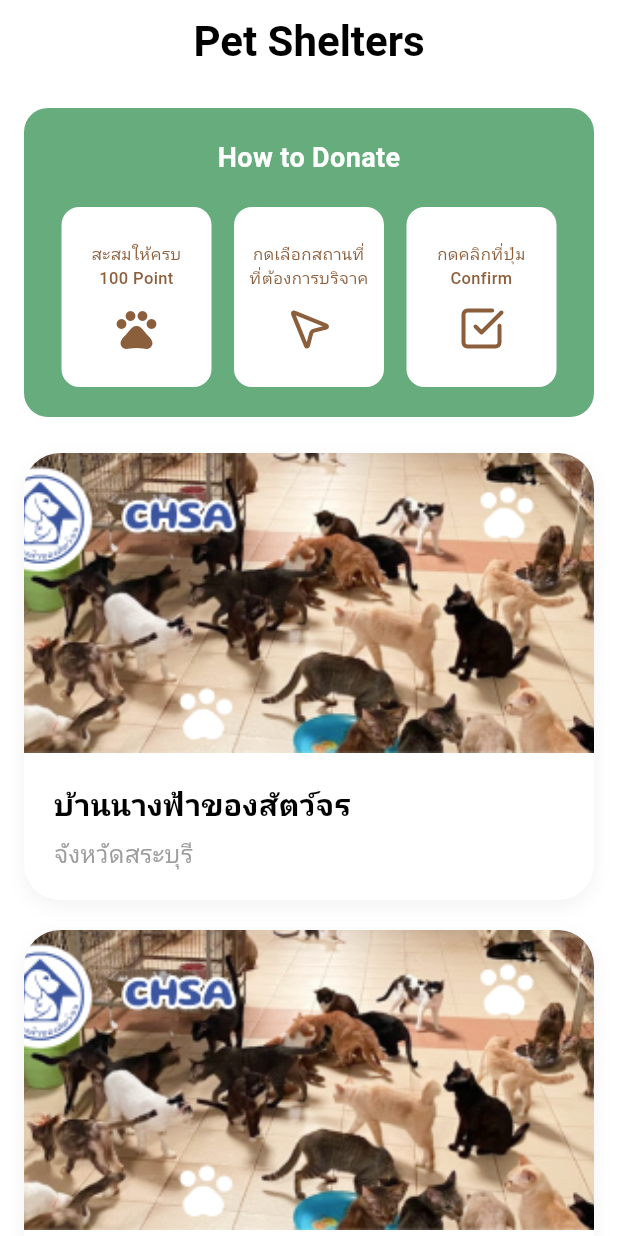
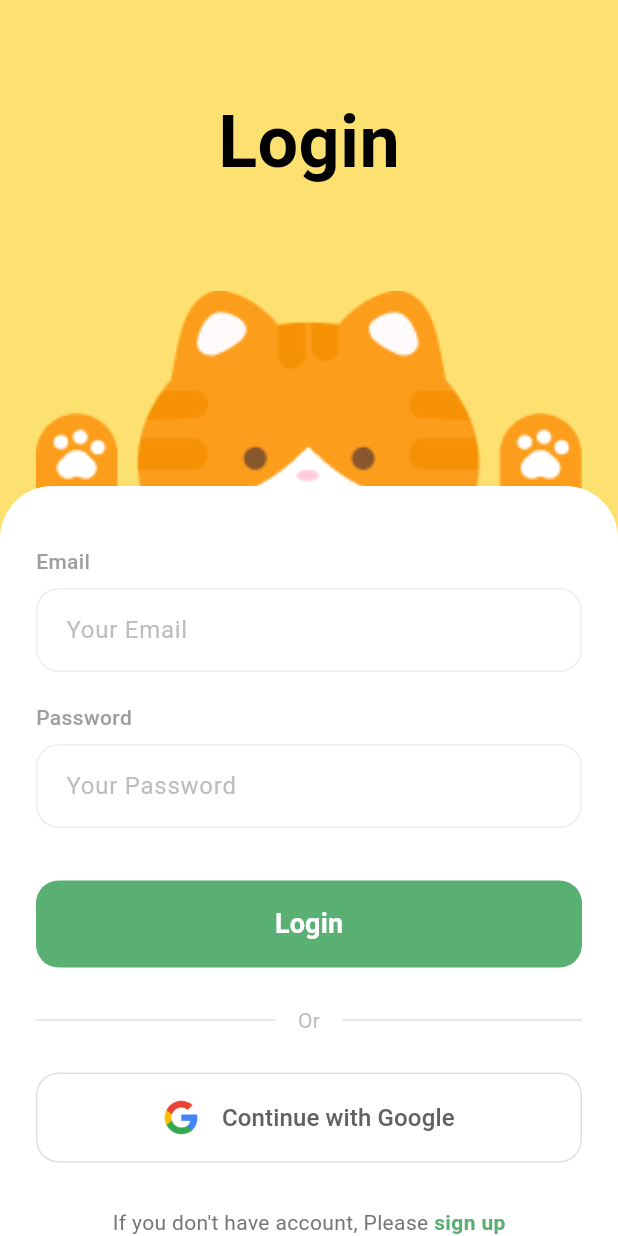
Before and after one commit to PuthoPutho/PetPoint, a Flutter app: the screen it shows after launch, on a phone screen of 412 x 824 dp. Run offline on Flutter 3.47's test engine with Material 3 defaults, Android fonts, the phone set to English and light mode, and no system bars; our stand-ins replace lucide_icons; Roboto replaces fonts that are missing (GoogleSans).

Commit message:
feat: implement initial UI screens for login

```diff
--- a/frontend/lib/main.dart
+++ b/frontend/lib/main.dart
@@ -1,10 +1,6 @@
 import 'package:flutter/material.dart';
-import 'package:frontend/screens/home/home.dart';
-import 'package:frontend/screens/quiz/quiz_list_screen.dart';
-//import 'screens/quiz/quiz_list_screen.dart';
-//import 'package:frontend/screens/home/home.dart';
-import 'package:frontend/screens/shelter/shelter.dart';
-
+import 'package:frontend/screens/login/login.dart';
+//import 'package:frontend/screens/signup/sign_up.dart';
 
 void main() {
   runApp(const MyApp());
@@ -24,11 +20,11 @@ class MyApp extends StatelessWidget {
         useMaterial3: true,
       ),
       // home: const MyHomePage(title: 'Flutter Demo Home Page'),
-      home: const ShelterScreen(), // เปลี่ยนหน้าแรกเป็นหน้า Quiz
+      // home: const LoginScreen(), // เปลี่ยนหน้าแรกเป็นหน้า Quiz
       // ตั้งค่าเริ่มต้นเปิดมาเป็นหน้าโฮม (Home Screen)
       initialRoute: '/',
       routes: {
-        // '/': (context) => const HomeScreen(),
+        '/': (context) => const LoginScreen(),
         // ตัวอย่างการเพิ่มหน้าอื่นๆ (ตอนนี้ใส่ placeholder ไว้ก่อนเพื่อไม่ให้ App Crash เวลาคลิกเมนู)
         '/foster': (context) => const PlaceholderScreen(title: 'Foster'),
         '/score': (context) => const PlaceholderScreen(title: 'Score'),
--- /dev/null
+++ b/frontend/lib/screens/login/login.dart
@@ -0,0 +1,261 @@
+import 'package:flutter/material.dart';
+// คอมเมนต์ปิด google_sign_in ไว้ก่อนชั่วคราวเพื่อเทสต์ UI
+// import 'package:google_sign_in/google_sign_in.dart';
+import 'package:frontend/screens/signup/sign_up.dart';
+
+class LoginScreen extends StatefulWidget {
+  const LoginScreen({Key? key}) : super(key: key);
+
+  @override
+  State<LoginScreen> createState() => _LoginScreenState();
+}
+
+class _LoginScreenState extends State<LoginScreen> {
+  // คอมเมนต์ตัวแปรนี้ไว้ก่อน
+  // final GoogleSignIn _googleSignIn = GoogleSignIn();
+  bool _isHoveringSignUp = false;
+
+  Future<void> _handleGoogleSignIn() async {
+    // จำลองการทำงานไปก่อน
+    print("Google Sign-In Clicked! (Mock)");
+    /*
+    try {
+      final GoogleSignInAccount? account = await _googleSignIn.signIn();
+      if (account != null) {
+        print("Login Success: ${account.email}");
+      }
+    } catch (error) {
+      print("Google Sign-In Error: $error");
+    }
+    */
+  }
+
+  @override
+  Widget build(BuildContext context) {
+    const Color primaryYellow = Color(0xFFFDE170);
+    const Color primaryGreen = Color(0xFF5AB073);
+
+    return Scaffold(
+      backgroundColor: primaryYellow,
+      body: SafeArea(
+        bottom: false,
+        child: Stack(
+          children: [
+            // 1. ส่วนหัวข้อ "Login"
+            Positioned(
+              top: 60,
+              left: 0,
+              right: 0,
+              child: const Center(
+                child: Text(
+                  'Login',
+                  style: TextStyle(
+                    fontSize: 48,
+                    fontWeight: FontWeight.bold,
+                    color: Colors.black,
+                  ),
+                ),
+              ),
+            ),
+
+            // 2. รูปน้องแมว
+            Positioned(
+              bottom: 420,
+              left: 0,
+              right: 0,
+              child: Image.asset(
+                'assets/CatHello.png',
+                height: 210,
+                fit: BoxFit.contain,
+                errorBuilder: (context, error, stackTrace) {
+                  return const Icon(
+                    Icons.pets,
+                    size: 100,
+                    color: Colors.orange,
+                  );
+                },
+              ),
+            ),
+
+            // 3. ส่วนฟอร์มสีขาว
+            Align(
+              alignment: Alignment.bottomCenter,
+              child: Container(
+                width: double.infinity,
+                height: 500,
+                decoration: const BoxDecoration(
+                  color: Colors.white,
+                  borderRadius: BorderRadius.vertical(top: Radius.circular(35)),
+                ),
+                child: SingleChildScrollView(
+                  padding: const EdgeInsets.fromLTRB(24, 40, 24, 20),
+                  child: Column(
+                    crossAxisAlignment: CrossAxisAlignment.start,
+                    children: [
+                      const Text(
+                        'Email',
+                        style: TextStyle(
+                          color: Colors.grey,
+                          fontWeight: FontWeight.w500,
+                        ),
+                      ),
+                      const SizedBox(height: 8),
+                      _buildTextField(hint: 'Your Email'),
+                      const SizedBox(height: 20),
+
+                      const Text(
+                        'Password',
+                        style: TextStyle(
+                          color: Colors.grey,
+                          fontWeight: FontWeight.w500,
+                        ),
+                      ),
+                      const SizedBox(height: 8),
+                      _buildTextField(hint: 'Your Password', isPassword: true),
+                      const SizedBox(height: 35),
+
+                      // ปุ่ม Login
+                      SizedBox(
+                        width: double.infinity,
+                        child: ElevatedButton(
+                          onPressed: () {},
+                          style: ElevatedButton.styleFrom(
+                            backgroundColor: primaryGreen,
+                            padding: const EdgeInsets.symmetric(vertical: 16),
+                            shape: RoundedRectangleBorder(
+                              borderRadius: BorderRadius.circular(15),
+                            ),
+                            elevation: 0,
+                          ),
+                          child: const Text(
+                            'Login',
+                            style: TextStyle(
+                              fontSize: 18,
+                              color: Colors.white,
+                              fontWeight: FontWeight.bold,
+                            ),
+                          ),
+                        ),
+                      ),
+                      const SizedBox(height: 25),
+
+                      // เส้นคั่น Or
+                      Row(
+                        children: [
+                          Expanded(child: Divider(color: Colors.grey.shade300)),
+                          Padding(
+                            padding: const EdgeInsets.symmetric(horizontal: 15),
+                            child: Text(
+                              'Or',
+                              style: TextStyle(color: Colors.grey.shade400),
+                            ),
+                          ),
+                          Expanded(child: Divider(color: Colors.grey.shade300)),
+                        ],
+                      ),
+                      const SizedBox(height: 25),
+
+                      // ปุ่ม Google
+                      SizedBox(
+                        width: double.infinity,
+                        child: OutlinedButton(
+                          onPressed: _handleGoogleSignIn,
+                          style: OutlinedButton.styleFrom(
+                            padding: const EdgeInsets.symmetric(vertical: 18),
+                            side: BorderSide(color: Colors.grey.shade300),
+                            shape: RoundedRectangleBorder(
+                              borderRadius: BorderRadius.circular(15),
+                            ),
+                          ),
+                          child: Padding(
+                            padding: const EdgeInsets.symmetric(horizontal: 10),
+                            child: Row(
+                              mainAxisAlignment: MainAxisAlignment.center,
+                              children: [
+                                Image.asset(
+                                  'assets/Google_G_logo.svg.webp',
+                                  height: 24,
+                                ),
+                                const SizedBox(width: 15),
+                                Text(
+                                  'Continue with Google',
+                                  style: TextStyle(
+                                    color: Colors.grey.shade700,
+                                    fontSize: 16,
+                                  ),
+                                ),
+                              ],
+                            ),
+                          ),
+                        ),
+                      ),
+                      const SizedBox(height: 30),
+
+                      // Sign up text
+                      Center(
+                        child: Wrap(
+                          alignment: WrapAlignment.center,
+                          children: [
+                            Text(
+                              "If you don't have account, Please ",
+                              style: TextStyle(color: Colors.grey.shade600),
+                            ),
+                            MouseRegion(
+                              cursor: SystemMouseCursors.click,
+                              onEnter: (_) => setState(() => _isHoveringSignUp = true),
+                              onExit: (_) => setState(() => _isHoveringSignUp = false),
+                              child: GestureDetector(
+                                onTap: () {
+                                  Navigator.push(
+                                    context,
+                                    MaterialPageRoute(
+                                      builder: (context) => const SignUpScreen(),
+                                    ),
+                                  );
+                                },
+                                child: Text(
+                                  'sign up',
+                                  style: TextStyle(
+                                    color: _isHoveringSignUp ? primaryGreen.withOpacity(0.7) : primaryGreen,
+                                    fontWeight: FontWeight.bold,
+                                    decoration: _isHoveringSignUp
+                                        ? TextDecoration.underline
+                                        : TextDecoration.none,
+                                    decorationThickness: 2,
+                                  ),
+                                ),
+                              ),
+                            ),
+                          ],
+                        ),
+                      ),
+                    ],
+                  ),
+                ),
+              ),
+            ),
+          ],
+        ),
+      ),
+    );
+  }
+
+  Widget _buildTextField({required String hint, bool isPassword = false}) {
+    return TextField(
+      obscureText: isPassword,
+      decoration: InputDecoration(
+        hintText: hint,
+        hintStyle: TextStyle(color: Colors.grey.shade400),
+        contentPadding: const EdgeInsets.all(16),
+        enabledBorder: OutlineInputBorder(
+          borderRadius: BorderRadius.circular(15),
+          borderSide: BorderSide(color: Colors.grey.shade200),
+        ),
+        focusedBorder: OutlineInputBorder(
+          borderRadius: BorderRadius.circular(15),
+          borderSide: const BorderSide(color: Color(0xFF5AB073), width: 1.5),
+        ),
+      ),
+    );
+  }
+}
--- a/frontend/pubspec.yaml
+++ b/frontend/pubspec.yaml
@@ -35,11 +35,12 @@ dependencies:
   # Use with the CupertinoIcons class for iOS style icons.
   cupertino_icons: ^1.0.8
   lucide_icons: ^0.257.0
-
+  google_sign_in: ^6.2.1
 
 dev_dependencies:
   flutter_test:
     sdk: flutter
+
 
   # The "flutter_lints" package below contains a set of recommended lints to
   # encourage good coding practices. The lint set provided by the package is
@@ -61,10 +62,12 @@ flutter:
 
   # To add assets to your application, add an assets section, like this:
   assets:
+    - assets/CatHello.png
     - assets/Egg.png
     - assets/OrangeCat.png
     - assets/OrangeCatBaby.png
     - assets/shelter1.png
+    - assets/Google_G_logo.svg.webp
 
   fonts:
     - family: GoogleSans
```
Also changed, not shown: frontend/assets/CatHello.png (added), frontend/assets/Google_G_logo.svg.webp (added), frontend/pubspec.lock, 1 other file.
